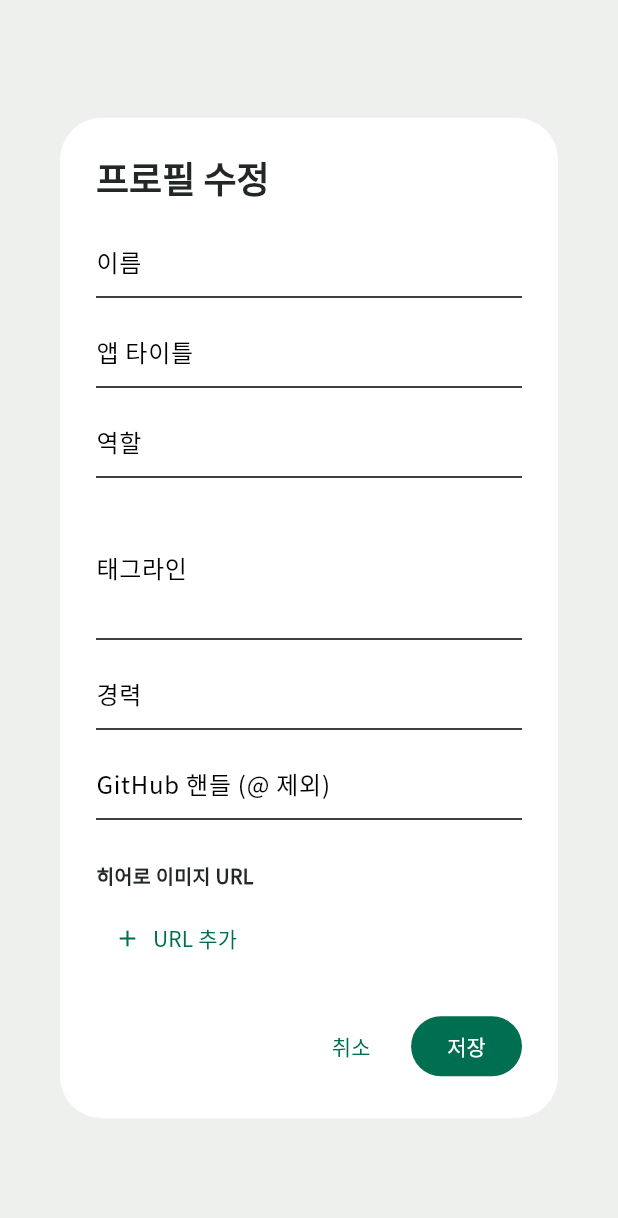
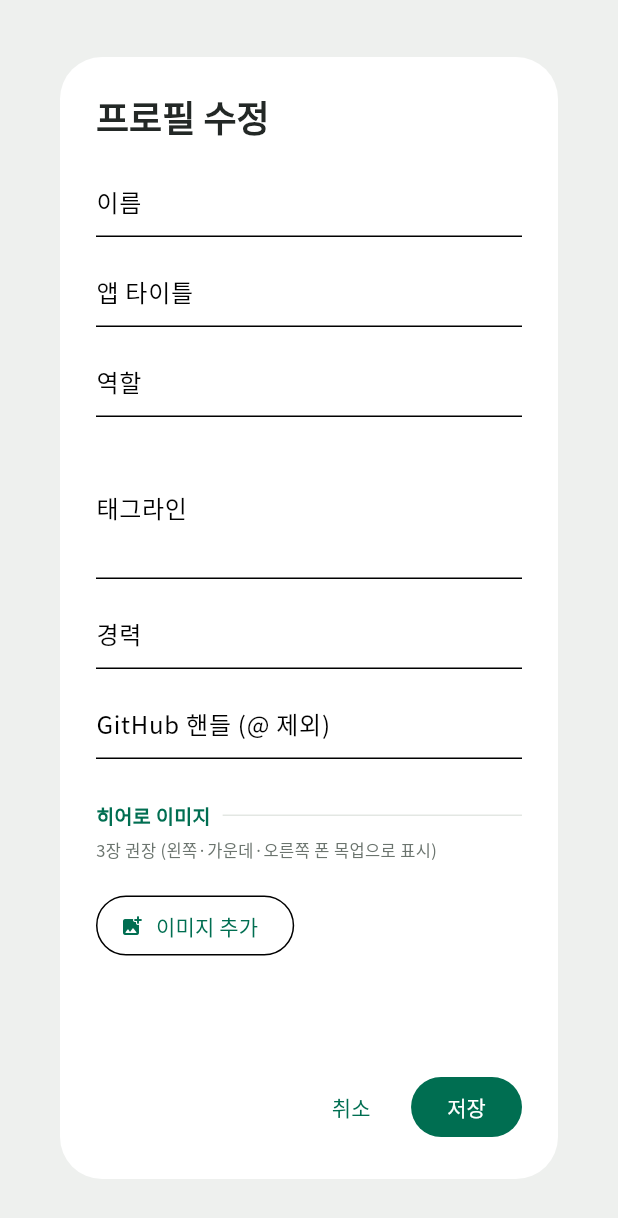
Before and after one commit to melkkdev/portfolio, a Flutter app: the EditProfileDialog widget shown alone on an empty page, opened directly with empty values, on a phone screen of 412 x 824 dp. Shown: the top 1218 px of the screen. Run offline on Flutter 3.47's test engine with Material 3 defaults, Android fonts, the phone set to English and light mode, and no system bars; our stand-ins replace cached_network_image, cloud_firestore, file_picker, firebase_auth, firebase_core, firebase_storage and 1 more; accounts and stored records are empty.

Commit message:
feat: 프로필 히어로 이미지 Firebase Storage 업로드 방식으로 전환
- ProfileModel: heroImageUrls(List) → heroImageFilenames + heroImageUrls getter
  - fromMap: heroImageFilenames 우선, 구버전 heroImageUrls에서 파일명 추출
- EditProfileDialog: URL 텍스트 입력 → 파일 피커 + 썸네일 미리보기
  - 기존 이미지: Storage URL 썸네일 표시
  - 신규 이미지: 메모리 프리뷰 + 자동 파일명(profile_{n}.ext)
  - 저장 시 Firebase Storage 업로드 → Firestore heroImageFilenames 저장

Co-Authored-By: Claude Sonnet 4.6 <noreply@anthropic.com>

```diff
--- a/lib/data/models/profile_model.dart
+++ b/lib/data/models/profile_model.dart
@@ -1,3 +1,12 @@
+import 'project_model.dart' show buildImageUrl;
+
+String? _extractFilename(String url) {
+  final match = RegExp(r'images%2F([^?&]+)').firstMatch(url);
+  if (match != null) return Uri.decodeComponent(match.group(1)!);
+  if (!url.startsWith('http')) return url;
+  return null;
+}
+
 class ProfileModel {
   final String name;
   final String appTitle;
@@ -5,7 +14,7 @@ class ProfileModel {
   final String tagline;
   final String careerYears;
   final String githubHandle;
-  final List<String> heroImageUrls;
+  final List<String> heroImageFilenames;
 
   const ProfileModel({
     required this.name,
@@ -14,13 +23,27 @@ class ProfileModel {
     required this.tagline,
     required this.careerYears,
     required this.githubHandle,
-    required this.heroImageUrls,
+    required this.heroImageFilenames,
   });
+
+  List<String> get heroImageUrls =>
+      heroImageFilenames.map(buildImageUrl).toList();
 
   String get githubUrl => 'https://github.com/$githubHandle';
   String get githubDisplayUrl => 'github.com/$githubHandle';
 
   factory ProfileModel.fromMap(Map<String, dynamic> map) {
+    List<String> filenames;
+    if (map.containsKey('heroImageFilenames')) {
+      filenames =
+          List<String>.from(map['heroImageFilenames'] as List? ?? []);
+    } else {
+      // 구버전 heroImageUrls → 파일명 추출
+      final urls =
+          List<String>.from(map['heroImageUrls'] as List? ?? []);
+      filenames = urls.map(_extractFilename).whereType<String>().toList();
+    }
+
     return ProfileModel(
       name: map['name'] as String,
       appTitle: map['appTitle'] as String,
@@ -28,7 +51,7 @@ class ProfileModel {
       tagline: map['tagline'] as String,
       careerYears: map['careerYears'] as String,
       githubHandle: map['githubHandle'] as String,
-      heroImageUrls: List<String>.from((map['heroImageUrls'] as List?) ?? []),
+      heroImageFilenames: filenames,
     );
   }
 
@@ -39,6 +62,6 @@ class ProfileModel {
         'tagline': tagline,
         'careerYears': careerYears,
         'githubHandle': githubHandle,
-        'heroImageUrls': heroImageUrls,
+        'heroImageFilenames': heroImageFilenames,
       };
 }
--- a/lib/features/admin/widgets/edit_profile_dialog.dart
+++ b/lib/features/admin/widgets/edit_profile_dialog.dart
@@ -1,6 +1,12 @@
+import 'dart:typed_data';
+
+import 'package:file_picker/file_picker.dart';
+import 'package:firebase_storage/firebase_storage.dart';
 import 'package:flutter/material.dart';
+
 import '../../../core/theme/app_theme.dart';
 import '../../../data/models/profile_model.dart';
+import '../../../data/models/project_model.dart' show buildImageUrl;
 import '../../../data/repository/portfolio_repository.dart';
 
 class EditProfileDialog extends StatefulWidget {
@@ -21,13 +27,31 @@ class EditProfileDialog extends StatefulWidget {
     return showDialog(
       context: context,
       barrierDismissible: false,
-      builder: (_) =>
-          EditProfileDialog(profile: profile, onSaved: onSaved),
+      builder: (_) => EditProfileDialog(profile: profile, onSaved: onSaved),
     );
   }
 
   @override
   State<EditProfileDialog> createState() => _EditProfileDialogState();
+}
+
+// ── 이미지 엔트리 (기존 파일명 or 새 파일) ──────────────────────────────
+class _ImgEntry {
+  final Uint8List? bytes;
+  final TextEditingController filenameCtrl;
+
+  _ImgEntry._({required this.bytes, required String filename})
+      : filenameCtrl = TextEditingController(text: filename);
+
+  factory _ImgEntry.existing(String filename) =>
+      _ImgEntry._(bytes: null, filename: filename);
+
+  factory _ImgEntry.newFile(PlatformFile file, {required String autoName}) =>
+      _ImgEntry._(bytes: file.bytes, filename: autoName);
+
+  bool get isNew => bytes != null;
+
+  void dispose() => filenameCtrl.dispose();
 }
 
 class _EditProfileDialogState extends State<EditProfileDialog> {
@@ -37,8 +61,10 @@ class _EditProfileDialogState extends State<EditProfileDialog> {
   late final TextEditingController _tagline;
   late final TextEditingController _careerYears;
   late final TextEditingController _githubHandle;
-  late List<TextEditingController> _heroUrls;
+  late List<_ImgEntry> _images;
+
   bool _saving = false;
+  String? _uploadStatus;
 
   @override
   void initState() {
@@ -50,24 +76,67 @@ class _EditProfileDialogState extends State<EditProfileDialog> {
     _tagline = TextEditingController(text: p.tagline);
     _careerYears = TextEditingController(text: p.careerYears);
     _githubHandle = TextEditingController(text: p.githubHandle);
-    _heroUrls =
-        p.heroImageUrls.map((u) => TextEditingController(text: u)).toList();
+    _images = p.heroImageFilenames.map(_ImgEntry.existing).toList();
   }
 
   @override
   void dispose() {
     for (final c in [
       _name, _appTitle, _role, _tagline, _careerYears, _githubHandle,
-      ..._heroUrls,
     ]) {
       c.dispose();
+    }
+    for (final img in _images) {
+      img.dispose();
     }
     super.dispose();
   }
 
+  Future<void> _pickFiles() async {
+    final result = await FilePicker.platform.pickFiles(
+      type: FileType.image,
+      allowMultiple: true,
+      withData: true,
+    );
+    if (result == null || !mounted) return;
+    setState(() {
+      final startIdx = _images.length;
+      for (int i = 0; i < result.files.length; i++) {
+        final file = result.files[i];
+        final ext = file.extension ?? 'jpg';
+        final autoName = 'profile_${startIdx + i + 1}.$ext';
+        _images.add(_ImgEntry.newFile(file, autoName: autoName));
+      }
+    });
+  }
+
   Future<void> _save() async {
-    setState(() => _saving = true);
+    setState(() {
+      _saving = true;
+      _uploadStatus = null;
+    });
     try {
+      final newImages = _images.where((e) => e.isNew).toList();
+      for (int i = 0; i < newImages.length; i++) {
+        final entry = newImages[i];
+        final filename = entry.filenameCtrl.text.trim();
+        setState(() =>
+            _uploadStatus = '업로드 중 ${i + 1}/${newImages.length}: $filename');
+        final ext = filename.split('.').last.toLowerCase();
+        final contentType = switch (ext) {
+          'jpg' || 'jpeg' => 'image/jpeg',
+          'png' => 'image/png',
+          'gif' => 'image/gif',
+          'webp' => 'image/webp',
+          _ => 'image/jpeg',
+        };
+        await FirebaseStorage.instance
+            .ref('images/$filename')
+            .putData(entry.bytes!, SettableMetadata(contentType: contentType));
+      }
+
+      setState(() => _uploadStatus = 'Firestore 저장 중...');
+
       final updated = ProfileModel(
         name: _name.text.trim(),
         appTitle: _appTitle.text.trim(),
@@ -75,18 +144,22 @@ class _EditProfileDialogState extends State<EditProfileDialog> {
         tagline: _tagline.text.trim(),
         careerYears: _careerYears.text.trim(),
         githubHandle: _githubHandle.text.trim(),
-        heroImageUrls:
-            _heroUrls.map((c) => c.text.trim()).where((s) => s.isNotEmpty).toList(),
+        heroImageFilenames: _images
+            .map((e) => e.filenameCtrl.text.trim())
+            .where((s) => s.isNotEmpty)
+            .toList(),
       );
       await PortfolioRepository.updateProfile(updated);
       await widget.onSaved();
       if (mounted) Navigator.of(context).pop();
     } catch (e) {
-      setState(() => _saving = false);
+      setState(() {
+        _saving = false;
+        _uploadStatus = null;
+      });
       if (mounted) {
-        ScaffoldMessenger.of(context).showSnackBar(
-          SnackBar(content: Text('저장 실패: $e')),
-        );
+        ScaffoldMessenger.of(context)
+            .showSnackBar(SnackBar(content: Text('저장 실패: $e')));
       }
     }
   }
@@ -95,10 +168,26 @@ class _EditProfileDialogState extends State<EditProfileDialog> {
   Widget build(BuildContext context) {
     return AlertDialog(
       backgroundColor: AppColors.surface,
-      title: const Text('프로필 수정', style: TextStyle(fontWeight: FontWeight.w700)),
+      title:
+          const Text('프로필 수정', style: TextStyle(fontWeight: FontWeight.w700)),
       content: SizedBox(
-        width: 480,
-        child: SingleChildScrollView(
+        width: 520,
+        height: 580,
+        child: _saving
+            ? Center(
+                child: Column(
+                  mainAxisSize: MainAxisSize.min,
+                  children: [
+                    const CircularProgressIndicator(),
+                    const SizedBox(height: 16),
+                    Text(
+                      _uploadStatus ?? '저장 중...',
+                      style: const TextStyle(color: AppColors.muted),
+                    ),
+                  ],
+                ),
+              )
+            : SingleChildScrollView(
                 child: Column(
                   crossAxisAlignment: CrossAxisAlignment.start,
                   mainAxisSize: MainAxisSize.min,
@@ -110,37 +199,32 @@ class _EditProfileDialogState extends State<EditProfileDialog> {
                     _field('경력', _careerYears),
                     _field('GitHub 핸들 (@ 제외)', _githubHandle),
                     const SizedBox(height: 16),
+                    _sectionHeader('히어로 이미지'),
                     const Text(
-                '히어로 이미지 URL',
-                style: TextStyle(fontSize: 13, fontWeight: FontWeight.w600),
+                      '3장 권장 (왼쪽·가운데·오른쪽 폰 목업으로 표시)',
+                      style: TextStyle(fontSize: 11, color: AppColors.muted),
                     ),
+                    const SizedBox(height: 10),
+                    // 이미지 썸네일 목록
+                    ..._images.asMap().entries.map((e) {
+                      final idx = e.key;
+                      final img = e.value;
+                      return _ImageRow(
+                        index: idx,
+                        entry: img,
+                        onDelete: () => setState(() {
+                          img.dispose();
+                          _images.removeAt(idx);
+                        }),
+                        onFilenameChanged: () => setState(() {}),
+                      );
+                    }),
                     const SizedBox(height: 8),
-              ..._heroUrls.asMap().entries.map(
-                    (e) => Row(
-                      children: [
-                        Expanded(
-                          child: TextField(
-                            controller: e.value,
-                            decoration: InputDecoration(
-                              labelText: 'URL ${e.key + 1}',
-                              isDense: true,
-                            ),
-                          ),
-                        ),
-                        IconButton(
-                          icon: const Icon(Icons.remove_circle_outline,
-                              color: Colors.red),
-                          onPressed: () => setState(
-                              () => _heroUrls.removeAt(e.key)),
-                        ),
-                      ],
-                    ),
-                  ),
-              TextButton.icon(
-                onPressed: () =>
-                    setState(() => _heroUrls.add(TextEditingController())),
-                icon: const Icon(Icons.add),
-                label: const Text('URL 추가'),
+                    OutlinedButton.icon(
+                      onPressed: _pickFiles,
+                      icon: const Icon(Icons.add_photo_alternate_rounded,
+                          size: 16),
+                      label: const Text('이미지 추가'),
                     ),
                   ],
                 ),
@@ -148,24 +232,19 @@ class _EditProfileDialogState extends State<EditProfileDialog> {
       ),
       actions: [
         TextButton(
-          onPressed: () => Navigator.of(context).pop(),
+          onPressed: _saving ? null : () => Navigator.of(context).pop(),
           child: const Text('취소'),
         ),
         FilledButton(
           onPressed: _saving ? null : _save,
-          child: _saving
-              ? const SizedBox(
-                  width: 16,
-                  height: 16,
-                  child: CircularProgressIndicator(strokeWidth: 2),
-                )
-              : const Text('저장'),
+          child: const Text('저장'),
         ),
       ],
     );
   }
 
-  Widget _field(String label, TextEditingController ctrl, {int maxLines = 1}) {
+  Widget _field(String label, TextEditingController ctrl,
+      {int maxLines = 1}) {
     return Padding(
       padding: const EdgeInsets.only(bottom: 12),
       child: TextField(
@@ -175,4 +254,89 @@ class _EditProfileDialogState extends State<EditProfileDialog> {
       ),
     );
   }
+
+  Widget _sectionHeader(String title) => Padding(
+        padding: const EdgeInsets.only(bottom: 6),
+        child: Row(
+          children: [
+            Text(
+              title,
+              style: const TextStyle(
+                fontSize: 13,
+                fontWeight: FontWeight.w700,
+                color: AppColors.green,
+              ),
+            ),
+            const SizedBox(width: 8),
+            const Expanded(child: Divider(color: AppColors.line)),
+          ],
+        ),
+      );
 }
+
+// ── 이미지 행 위젯 ───────────────────────────────────────────────────────
+class _ImageRow extends StatelessWidget {
+  final int index;
+  final _ImgEntry entry;
+  final VoidCallback onDelete;
+  final VoidCallback onFilenameChanged;
+
+  const _ImageRow({
+    required this.index,
+    required this.entry,
+    required this.onDelete,
+    required this.onFilenameChanged,
+  });
+
+  @override
+  Widget build(BuildContext context) {
+    return Padding(
+      padding: const EdgeInsets.only(bottom: 8),
+      child: Row(
+        crossAxisAlignment: CrossAxisAlignment.center,
+        children: [
+          // 썸네일
+          ClipRRect(
+            borderRadius: BorderRadius.circular(6),
+            child: SizedBox(
+              width: 48,
+              height: 48,
+              child: entry.isNew
+                  ? Image.memory(entry.bytes!, fit: BoxFit.cover)
+                  : Image.network(
+                      buildImageUrl(entry.filenameCtrl.text.trim()),
+                      fit: BoxFit.cover,
+                      errorBuilder: (_, __, ___) => Container(
+                        color: AppColors.lineSoft,
+                        child: const Icon(Icons.image_outlined,
+                            color: AppColors.muted, size: 20),
+                      ),
+                    ),
+            ),
+          ),
+          const SizedBox(width: 10),
+          // 파일명 필드
+          Expanded(
+            child: TextField(
+              controller: entry.filenameCtrl,
+              decoration: InputDecoration(
+                labelText: '파일명 ${index + 1}',
+                isDense: true,
+                prefixText: entry.isNew ? '🆕 ' : '',
+              ),
+              onChanged: (_) => onFilenameChanged(),
+            ),
+          ),
+          // 삭제 버튼
+          IconButton(
+            icon: const Icon(Icons.remove_circle_outline,
+                color: Colors.red, size: 18),
+            onPressed: onDelete,
+            padding: const EdgeInsets.only(left: 4),
+            constraints: const BoxConstraints(),
+          ),
+        ],
+      ),
+    );
+  }
+}
```
Lines whose indentation alone changed are shown as unchanged.
